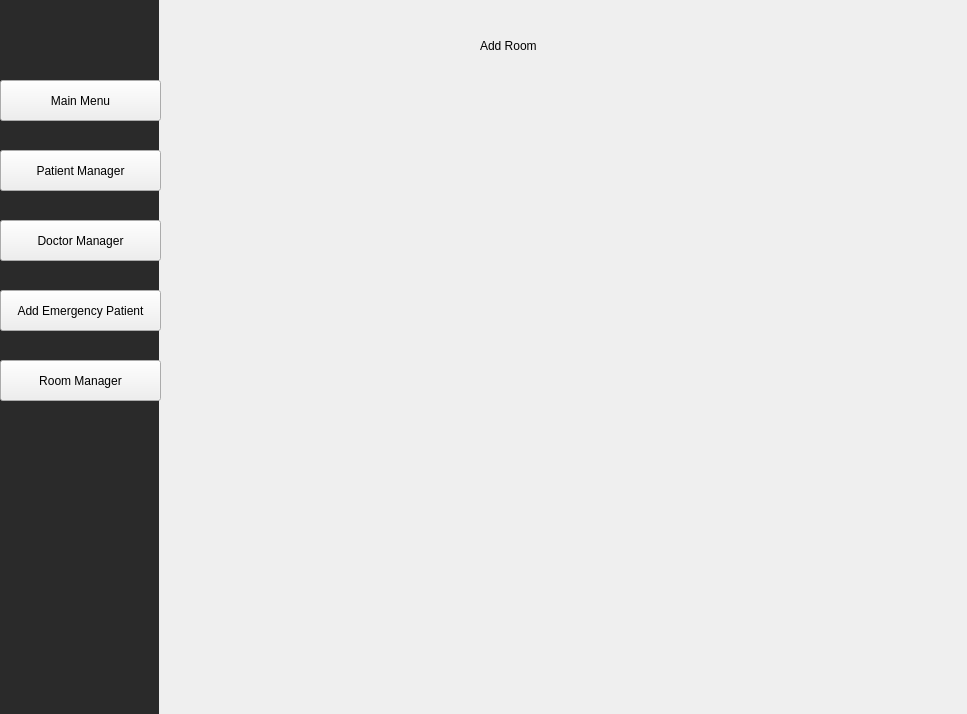
The window that mainwindow.ui (Jenushan44/Hospital-Manager) describes before a commit, drawn with Qt 5.
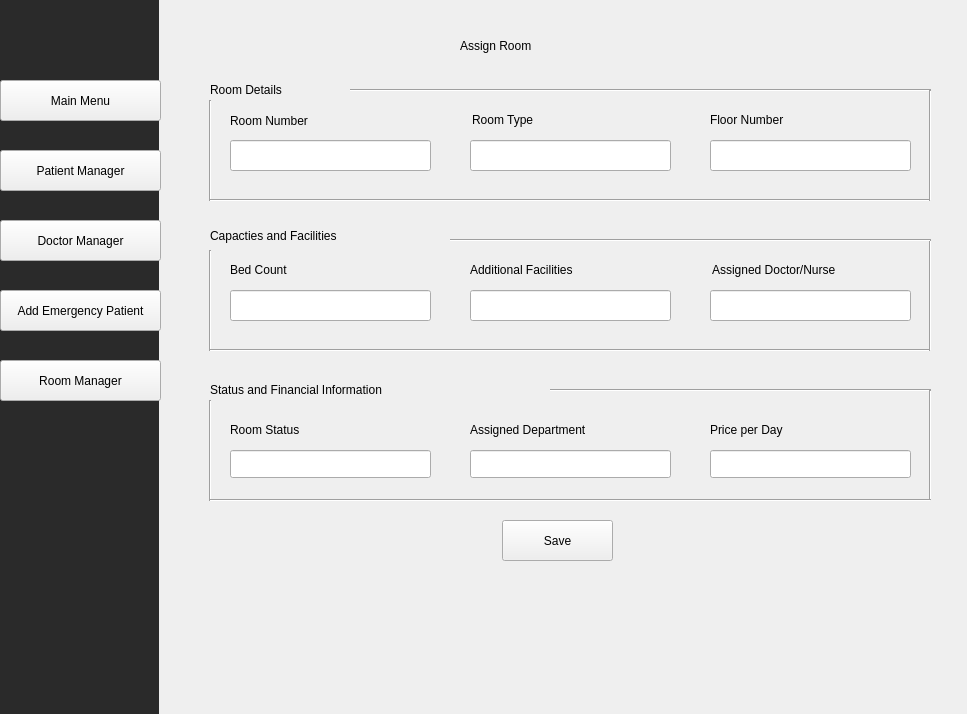
The same window after the commit. The open tabs and pages were chosen to show the change. Icons and pictures are not drawn.

Commit message: Add assign room function to add patients to room via database

Diff of the .ui file:
```diff
--- a/mainwindow.ui
+++ b/mainwindow.ui
@@ -27,7 +27,7 @@
      <string notr="true"/>
     </property>
     <property name="currentIndex">
-     <number>12</number>
+     <number>11</number>
     </property>
     <widget class="QWidget" name="page">
      <widget class="QLabel" name="label_29">
@@ -1745,7 +1745,7 @@
        </rect>
       </property>
       <property name="text">
-       <string>Add Room</string>
+       <string>Assign Room</string>
       </property>
      </widget>
      <widget class="QPushButton" name="viewRoomPageButton">
@@ -1775,13 +1775,100 @@
       </property>
      </widget>
     </widget>
+    <widget class="QWidget" name="page_15">
+     <widget class="QLabel" name="label_71">
+      <property name="geometry">
+       <rect>
+        <x>290</x>
+        <y>30</y>
+        <width>281</width>
+        <height>31</height>
+       </rect>
+      </property>
+      <property name="styleSheet">
+       <string notr="true">font: 24pt &quot;Sitka Small&quot;;</string>
+      </property>
+      <property name="text">
+       <string>Assign Room</string>
+      </property>
+     </widget>
+     <widget class="QLabel" name="label_72">
+      <property name="geometry">
+       <rect>
+        <x>80</x>
+        <y>90</y>
+        <width>231</width>
+        <height>20</height>
+       </rect>
+      </property>
+      <property name="text">
+       <string>Please input patients Health Card Number:</string>
+      </property>
+     </widget>
+     <widget class="QLineEdit" name="assignHealthCardNumberLineEdit">
+      <property name="geometry">
+       <rect>
+        <x>330</x>
+        <y>80</y>
+        <width>241</width>
+        <height>31</height>
+       </rect>
+      </property>
+     </widget>
+     <widget class="QTableWidget" name="tableWidget">
+      <property name="geometry">
+       <rect>
+        <x>60</x>
+        <y>180</y>
+        <width>641</width>
+        <height>361</height>
+       </rect>
+      </property>
+     </widget>
+     <widget class="QPushButton" name="assignRoomButton">
+      <property name="geometry">
+       <rect>
+        <x>610</x>
+        <y>80</y>
+        <width>80</width>
+        <height>24</height>
+       </rect>
+      </property>
+      <property name="text">
+       <string>Assign</string>
+      </property>
+     </widget>
+     <widget class="QLabel" name="label_73">
+      <property name="geometry">
+       <rect>
+        <x>80</x>
+        <y>130</y>
+        <width>231</width>
+        <height>16</height>
+       </rect>
+      </property>
+      <property name="text">
+       <string>Please enter the room number: </string>
+      </property>
+     </widget>
+     <widget class="QLineEdit" name="roomNumberLineEdit">
+      <property name="geometry">
+       <rect>
+        <x>330</x>
+        <y>130</y>
+        <width>241</width>
+        <height>31</height>
+       </rect>
+      </property>
+     </widget>
+    </widget>
     <widget class="QWidget" name="page_12">
      <widget class="QLabel" name="label_56">
       <property name="geometry">
        <rect>
-        <x>300</x>
+        <x>280</x>
         <y>30</y>
-        <width>261</width>
+        <width>281</width>
         <height>31</height>
        </rect>
       </property>
@@ -1789,7 +1876,431 @@
        <string notr="true">font: 24pt &quot;Sitka Small&quot;;</string>
       </property>
       <property name="text">
-       <string>Add Room</string>
+       <string>Assign Room</string>
+      </property>
+     </widget>
+     <widget class="Line" name="line_25">
+      <property name="geometry">
+       <rect>
+        <x>170</x>
+        <y>80</y>
+        <width>581</width>
+        <height>20</height>
+       </rect>
+      </property>
+      <property name="orientation">
+       <enum>Qt::Orientation::Horizontal</enum>
+      </property>
+     </widget>
+     <widget class="QLabel" name="label_59">
+      <property name="geometry">
+       <rect>
+        <x>30</x>
+        <y>80</y>
+        <width>151</width>
+        <height>20</height>
+       </rect>
+      </property>
+      <property name="styleSheet">
+       <string notr="true">font: 14pt &quot;Segoe Fluent Icons&quot;;</string>
+      </property>
+      <property name="text">
+       <string>Room Details</string>
+      </property>
+     </widget>
+     <widget class="Line" name="line_26">
+      <property name="geometry">
+       <rect>
+        <x>20</x>
+        <y>100</y>
+        <width>20</width>
+        <height>101</height>
+       </rect>
+      </property>
+      <property name="orientation">
+       <enum>Qt::Orientation::Vertical</enum>
+      </property>
+     </widget>
+     <widget class="QLabel" name="label_60">
+      <property name="geometry">
+       <rect>
+        <x>50</x>
+        <y>110</y>
+        <width>101</width>
+        <height>21</height>
+       </rect>
+      </property>
+      <property name="text">
+       <string>Room Number</string>
+      </property>
+     </widget>
+     <widget class="QLabel" name="label_61">
+      <property name="geometry">
+       <rect>
+        <x>292</x>
+        <y>110</y>
+        <width>201</width>
+        <height>20</height>
+       </rect>
+      </property>
+      <property name="text">
+       <string>Room Type</string>
+      </property>
+     </widget>
+     <widget class="QLineEdit" name="lineEdit_3">
+      <property name="geometry">
+       <rect>
+        <x>290</x>
+        <y>140</y>
+        <width>201</width>
+        <height>31</height>
+       </rect>
+      </property>
+     </widget>
+     <widget class="QLineEdit" name="lineEdit">
+      <property name="geometry">
+       <rect>
+        <x>50</x>
+        <y>140</y>
+        <width>201</width>
+        <height>31</height>
+       </rect>
+      </property>
+     </widget>
+     <widget class="QLineEdit" name="lineEdit_4">
+      <property name="geometry">
+       <rect>
+        <x>530</x>
+        <y>140</y>
+        <width>201</width>
+        <height>31</height>
+       </rect>
+      </property>
+     </widget>
+     <widget class="QLabel" name="label_62">
+      <property name="geometry">
+       <rect>
+        <x>530</x>
+        <y>110</y>
+        <width>101</width>
+        <height>20</height>
+       </rect>
+      </property>
+      <property name="text">
+       <string>Floor Number</string>
+      </property>
+     </widget>
+     <widget class="Line" name="line_27">
+      <property name="geometry">
+       <rect>
+        <x>30</x>
+        <y>190</y>
+        <width>721</width>
+        <height>20</height>
+       </rect>
+      </property>
+      <property name="orientation">
+       <enum>Qt::Orientation::Horizontal</enum>
+      </property>
+     </widget>
+     <widget class="Line" name="line_28">
+      <property name="geometry">
+       <rect>
+        <x>740</x>
+        <y>90</y>
+        <width>20</width>
+        <height>111</height>
+       </rect>
+      </property>
+      <property name="orientation">
+       <enum>Qt::Orientation::Vertical</enum>
+      </property>
+     </widget>
+     <widget class="QLabel" name="label_63">
+      <property name="geometry">
+       <rect>
+        <x>30</x>
+        <y>220</y>
+        <width>241</width>
+        <height>31</height>
+       </rect>
+      </property>
+      <property name="styleSheet">
+       <string notr="true">font: 14pt &quot;Segoe Fluent Icons&quot;;</string>
+      </property>
+      <property name="text">
+       <string>Capacties and Facilities</string>
+      </property>
+     </widget>
+     <widget class="Line" name="line_29">
+      <property name="geometry">
+       <rect>
+        <x>20</x>
+        <y>250</y>
+        <width>20</width>
+        <height>101</height>
+       </rect>
+      </property>
+      <property name="orientation">
+       <enum>Qt::Orientation::Vertical</enum>
+      </property>
+     </widget>
+     <widget class="QLabel" name="label_64">
+      <property name="geometry">
+       <rect>
+        <x>50</x>
+        <y>260</y>
+        <width>71</width>
+        <height>20</height>
+       </rect>
+      </property>
+      <property name="text">
+       <string>Bed Count</string>
+      </property>
+     </widget>
+     <widget class="QLabel" name="label_65">
+      <property name="geometry">
+       <rect>
+        <x>290</x>
+        <y>260</y>
+        <width>131</width>
+        <height>20</height>
+       </rect>
+      </property>
+      <property name="text">
+       <string>Additional Facilities</string>
+      </property>
+     </widget>
+     <widget class="QLabel" name="label_66">
+      <property name="geometry">
+       <rect>
+        <x>532</x>
+        <y>260</y>
+        <width>161</width>
+        <height>20</height>
+       </rect>
+      </property>
+      <property name="text">
+       <string>Assigned Doctor/Nurse</string>
+      </property>
+     </widget>
+     <widget class="QLineEdit" name="lineEdit_5">
+      <property name="geometry">
+       <rect>
+        <x>50</x>
+        <y>290</y>
+        <width>201</width>
+        <height>31</height>
+       </rect>
+      </property>
+     </widget>
+     <widget class="QLineEdit" name="lineEdit_6">
+      <property name="geometry">
+       <rect>
+        <x>290</x>
+        <y>290</y>
+        <width>201</width>
+        <height>31</height>
+       </rect>
+      </property>
+     </widget>
+     <widget class="QLineEdit" name="lineEdit_7">
+      <property name="geometry">
+       <rect>
+        <x>530</x>
+        <y>290</y>
+        <width>201</width>
+        <height>31</height>
+       </rect>
+      </property>
+     </widget>
+     <widget class="Line" name="line_30">
+      <property name="geometry">
+       <rect>
+        <x>30</x>
+        <y>340</y>
+        <width>721</width>
+        <height>20</height>
+       </rect>
+      </property>
+      <property name="orientation">
+       <enum>Qt::Orientation::Horizontal</enum>
+      </property>
+     </widget>
+     <widget class="Line" name="line_31">
+      <property name="geometry">
+       <rect>
+        <x>740</x>
+        <y>240</y>
+        <width>20</width>
+        <height>111</height>
+       </rect>
+      </property>
+      <property name="orientation">
+       <enum>Qt::Orientation::Vertical</enum>
+      </property>
+     </widget>
+     <widget class="Line" name="line_32">
+      <property name="geometry">
+       <rect>
+        <x>270</x>
+        <y>230</y>
+        <width>481</width>
+        <height>20</height>
+       </rect>
+      </property>
+      <property name="orientation">
+       <enum>Qt::Orientation::Horizontal</enum>
+      </property>
+     </widget>
+     <widget class="QLabel" name="label_67">
+      <property name="geometry">
+       <rect>
+        <x>30</x>
+        <y>380</y>
+        <width>341</width>
+        <height>20</height>
+       </rect>
+      </property>
+      <property name="styleSheet">
+       <string notr="true">font: 14pt &quot;Segoe Fluent Icons&quot;;</string>
+      </property>
+      <property name="text">
+       <string>Status and Financial Information</string>
+      </property>
+     </widget>
+     <widget class="Line" name="line_33">
+      <property name="geometry">
+       <rect>
+        <x>20</x>
+        <y>400</y>
+        <width>20</width>
+        <height>101</height>
+       </rect>
+      </property>
+      <property name="orientation">
+       <enum>Qt::Orientation::Vertical</enum>
+      </property>
+     </widget>
+     <widget class="Line" name="line_34">
+      <property name="geometry">
+       <rect>
+        <x>370</x>
+        <y>380</y>
+        <width>381</width>
+        <height>20</height>
+       </rect>
+      </property>
+      <property name="orientation">
+       <enum>Qt::Orientation::Horizontal</enum>
+      </property>
+     </widget>
+     <widget class="Line" name="line_35">
+      <property name="geometry">
+       <rect>
+        <x>740</x>
+        <y>390</y>
+        <width>20</width>
+        <height>111</height>
+       </rect>
+      </property>
+      <property name="orientation">
+       <enum>Qt::Orientation::Vertical</enum>
+      </property>
+     </widget>
+     <widget class="Line" name="line_36">
+      <property name="geometry">
+       <rect>
+        <x>30</x>
+        <y>490</y>
+        <width>721</width>
+        <height>20</height>
+       </rect>
+      </property>
+      <property name="orientation">
+       <enum>Qt::Orientation::Horizontal</enum>
+      </property>
+     </widget>
+     <widget class="QLabel" name="label_68">
+      <property name="geometry">
+       <rect>
+        <x>50</x>
+        <y>419</y>
+        <width>91</width>
+        <height>21</height>
+       </rect>
+      </property>
+      <property name="text">
+       <string>Room Status</string>
+      </property>
+     </widget>
+     <widget class="QLabel" name="label_69">
+      <property name="geometry">
+       <rect>
+        <x>290</x>
+        <y>420</y>
+        <width>161</width>
+        <height>20</height>
+       </rect>
+      </property>
+      <property name="text">
+       <string>Assigned Department</string>
+      </property>
+     </widget>
+     <widget class="QLabel" name="label_70">
+      <property name="geometry">
+       <rect>
+        <x>530</x>
+        <y>420</y>
+        <width>101</width>
+        <height>20</height>
+       </rect>
+      </property>
+      <property name="text">
+       <string>Price per Day</string>
+      </property>
+     </widget>
+     <widget class="QLineEdit" name="lineEdit_8">
+      <property name="geometry">
+       <rect>
+        <x>50</x>
+        <y>450</y>
+        <width>201</width>
+        <height>28</height>
+       </rect>
+      </property>
+     </widget>
+     <widget class="QLineEdit" name="lineEdit_9">
+      <property name="geometry">
+       <rect>
+        <x>290</x>
+        <y>450</y>
+        <width>201</width>
+        <height>28</height>
+       </rect>
+      </property>
+     </widget>
+     <widget class="QLineEdit" name="lineEdit_10">
+      <property name="geometry">
+       <rect>
+        <x>530</x>
+        <y>450</y>
+        <width>201</width>
+        <height>28</height>
+       </rect>
+      </property>
+     </widget>
+     <widget class="QPushButton" name="pushButton_2">
+      <property name="geometry">
+       <rect>
+        <x>322</x>
+        <y>520</y>
+        <width>111</width>
+        <height>41</height>
+       </rect>
+      </property>
+      <property name="text">
+       <string>Save</string>
       </property>
      </widget>
     </widget>
```
The commit also changes 5 other files.
